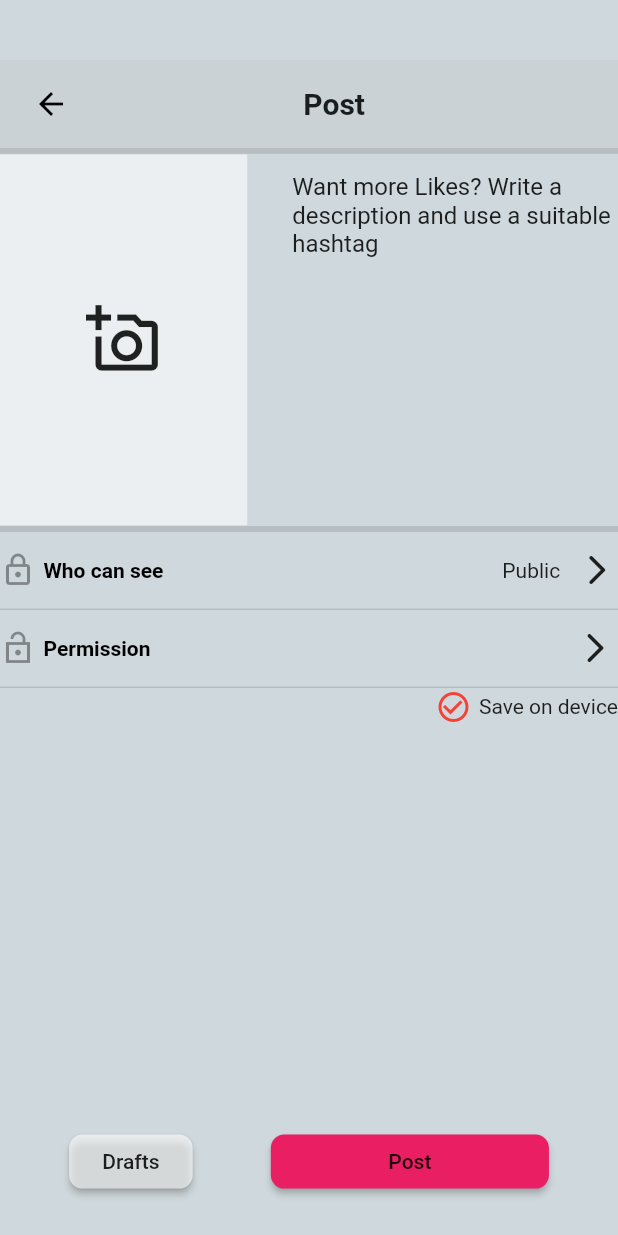
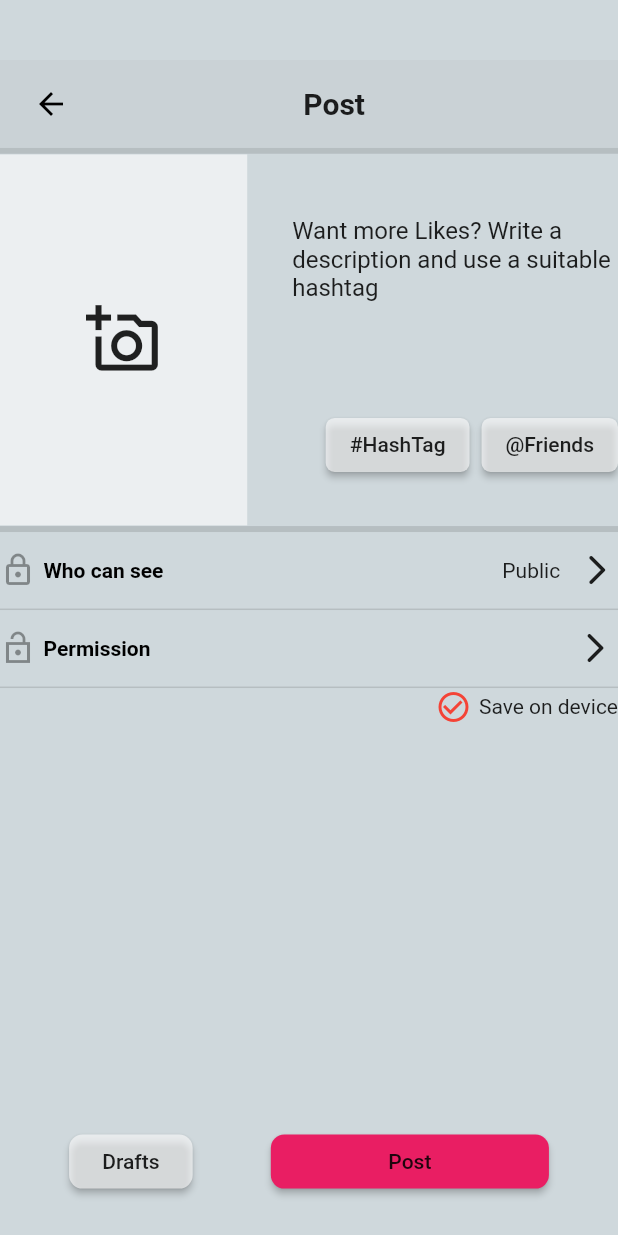
Before and after one commit to Shreedhar73/tiktok_searchpage, a Flutter app: the AddVideoPage screen opened directly, on a phone screen of 412 x 824 dp. Run offline on Flutter 3.47's test engine with Material 2 defaults, Android fonts, the phone set to English and light mode, and no system bars; our stand-ins replace carousel_slider, get, responsive_builder; network calls fail.

Commit message:
Add Video Page UI  Completed

```diff
--- a/lib/Pages/AddVideo.dart
+++ b/lib/Pages/AddVideo.dart
@@ -51,6 +51,10 @@ class AddVideoPage extends StatelessWidget {
               ),
               Divider(height: 5,
               thickness: 4,),
+
+
+
+              //Upload a Video
               Container(
                 height: MediaQuery.of(context).size.height*0.3,
                 child: Row(
@@ -75,39 +79,57 @@ class AddVideoPage extends StatelessWidget {
                       ),
                     ),
                     SizedBox(width: 30),
+
+                    //Description for Video
                     Expanded(
                       child: Container(
 
-                        child: TextField(
+                        child: Column(
+                          mainAxisAlignment: MainAxisAlignment.spaceAround,
+                          children: [
+                            TextField(
                               keyboardType: TextInputType.multiline,
                               maxLines: null,
 
                               controller: myController,
                               onChanged: (name){
 
-
-
                                 },
-                          onEditingComplete: (){
-
-                          },
+                              onEditingComplete: (){},
 
                               decoration: InputDecoration(
+                                  hintStyle: TextStyle(color: Colors.blue),
+                                  border: InputBorder.none),
+                            ),
+                            Row(
+                              mainAxisAlignment: MainAxisAlignment.end,
+                              children: [
+                                MaterialButton(
+                                  color: Colors.white60,
+                                  shape: RoundedRectangleBorder(borderRadius: BorderRadius.circular(6)),
+                                    onPressed: (){},
 
-
-                              hintStyle: TextStyle(color: Colors.blue),
-
-                              border: InputBorder.none),
+                                    child: Text("#HashTag")),
+                                SizedBox(width: 8,),
+                                MaterialButton(
+                                  color: Colors.white60,
+                                  shape: RoundedRectangleBorder(borderRadius: BorderRadius.circular(6)),
+                                    onPressed: (){},
+                                    child: Text("@Friends"))
+                              ],
+                            ),
+                          ],
                         ),
                       ),
                     ),
                   ],
                 ),
+              ),
 
-              ),
-              Divider(height: 5,
-                thickness: 4,),
-              //POST Box
+
+              Divider(height: 5, thickness: 4,),
+              //Visibility
+
               Container(
                 height: 50,
                 child: Row(
@@ -124,10 +146,13 @@ class AddVideoPage extends StatelessWidget {
 
                   ],
                 ),
+              ),
 
-              ),
-              //Who can See
+
               Divider(height: 2, thickness: 1,),
+
+
+             //Permission
               Container(
                 height: 50,
                 child: Row(
```
Lines whose indentation alone changed are shown as unchanged.
